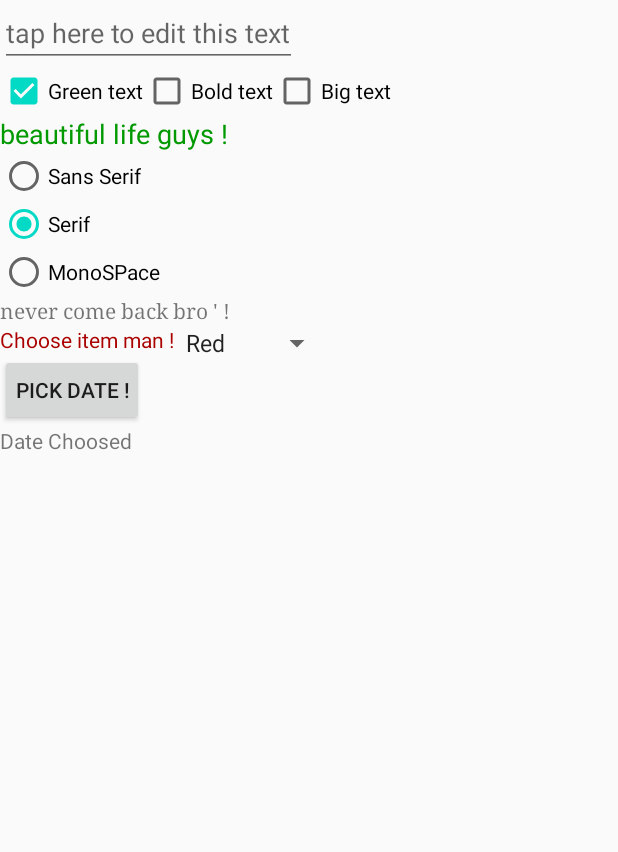
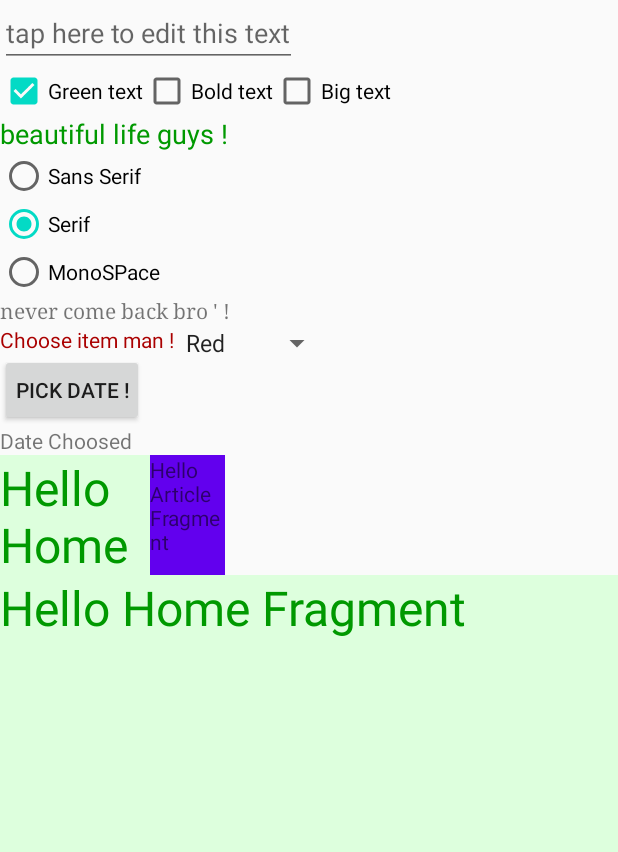
Before and after one commit to fccoul/AndroidReview, an Android app: the screen it shows after launch (ActivityComponentUI), on a phone screen of 412 x 824 dp, the part 384-1236 px from its top. Run offline under Robolectric (Android 15) with nearby library versions, the phone set to English and light mode, and no system bars.

Commit message:
les fragments discovery

```diff
--- a/MyApplicationeBooksSyncFusion/app/src/main/java/com/example/myapplicationebookssyncfusion/ActivityComponentUI.java
+++ b/MyApplicationeBooksSyncFusion/app/src/main/java/com/example/myapplicationebookssyncfusion/ActivityComponentUI.java
@@ -1,17 +1,24 @@
 package com.example.myapplicationebookssyncfusion;
 
+import androidx.annotation.NonNull;
 import androidx.appcompat.app.AppCompatActivity;
+import androidx.fragment.app.Fragment;
+import androidx.fragment.app.FragmentManager;
+import androidx.fragment.app.FragmentPagerAdapter;
+import androidx.viewpager.widget.ViewPager;
 
-import android.annotation.SuppressLint;
+import android.app.ActionBar;
+import android.app.FragmentTransaction;
 import android.content.res.Resources;
+import android.drm.DrmStore;
 import android.graphics.Color;
 import android.graphics.Typeface;
 import android.graphics.drawable.Drawable;
 import android.os.Bundle;
-import android.provider.MediaStore;
 import android.util.Log;
 import android.util.TypedValue;
 import android.view.KeyEvent;
+import android.view.Menu;
 import android.view.View;
 import android.view.inputmethod.EditorInfo;
 import android.widget.AdapterView;
@@ -23,6 +30,7 @@ import android.widget.ImageView;
 import android.widget.RadioButton;
 import android.widget.RadioGroup;
 import android.widget.Spinner;
+import android.widget.TableLayout;
 import android.widget.TextView;
 
 import java.util.ArrayList;
@@ -89,6 +97,35 @@ img.setImageDrawable((srcImg));
         serif.setChecked(true);
         rdButtonClicked(null);
 
+
+        SimplePagerAdapter sPa=new SimplePagerAdapter(getSupportFragmentManager());
+        final ViewPager vPager=(ViewPager)findViewById(R.id.vmFrgPager);
+        vPager.setAdapter(sPa);
+
+        //final ViewPager vPagerTab=(ViewPager)findViewById(R.id.vmFrgPagerTab);
+        //vPagerTab.setAdapter(sPa);
+/*
+        final ActionBar actionBar= getActionBar();
+        actionBar.setNavigationMode(ActionBar.NAVIGATION_MODE_TABS);
+        ActionBar.TabListener tablistener=new ActionBar.TabListener() {
+            @Override
+            public void onTabSelected(ActionBar.Tab tab, FragmentTransaction ft) {
+                vPager.setCurrentItem(tab.getPosition());
+            }
+
+            @Override
+            public void onTabUnselected(ActionBar.Tab tab, FragmentTransaction ft) {
+
+            }
+
+            @Override
+            public void onTabReselected(ActionBar.Tab tab, FragmentTransaction ft) {
+
+            }
+        };
+        actionBar.addTab(actionBar.newTab().setText("Home").setTabListener(tablistener));
+        actionBar.addTab(actionBar.newTab().setText("Articles").setTabListener(tablistener));
+*/
     }
 
     private void synchronizeTxtVw() {
@@ -161,6 +198,7 @@ img.setImageDrawable((srcImg));
         switch(setColor)
         {
             case "Red":hexColor="#FFAA0000";
+                Log.d(TAG,"Color red chosen !");
                 break;
             case "Blue":hexColor="#FF0000AA";
                 break;
@@ -224,5 +262,41 @@ img.setImageDrawable((srcImg));
         tv.setTypeface(Typeface.create(typeface,Typeface.NORMAL));
 
         //grp.clearCheck();
+
+
     }
+
+ public static class SimplePagerAdapter extends FragmentPagerAdapter
+ {
+
+     public SimplePagerAdapter(@NonNull FragmentManager fm) {
+         super(fm);
+     }
+
+     @NonNull
+     @Override
+     public Fragment getItem(int position) {
+         Log.d(TAG,"Log getItem !");
+         switch (position)
+         {
+             case 0: Log.d(TAG,"HomeFragment Switched !");
+                 return new HomeFragment();
+             case 1: return new ArtcileFragment();
+             default:return  null;
+         }
+
+     }
+
+     @Override
+     public int getCount() {
+         return 2; //nbre page to display
+     }
+ }
+
+ public boolean onCreateOptionsMenu(Menu menu)
+ {
+     //inflate the menu; this adds items to the action bar if it is present.
+     //getMenuInflater().inflate(R.menu.main,menu);
+     return  true;
+ }
 }
--- /dev/null
+++ b/MyApplicationeBooksSyncFusion/app/src/main/java/com/example/myapplicationebookssyncfusion/ArtcileFragment.java
@@ -0,0 +1,64 @@
+package com.example.myapplicationebookssyncfusion;
+
+import android.os.Bundle;
+
+import androidx.fragment.app.Fragment;
+
+import android.view.LayoutInflater;
+import android.view.View;
+import android.view.ViewGroup;
+
+
+/**
+ * A simple {@link Fragment} subclass.
+ * Use the {@link ArtcileFragment#newInstance} factory method to
+ * create an instance of this fragment.
+ */
+public class ArtcileFragment extends Fragment {
+    // TODO: Rename parameter arguments, choose names that match
+    // the fragment initialization parameters, e.g. ARG_ITEM_NUMBER
+    private static final String ARG_PARAM1 = "param1";
+    private static final String ARG_PARAM2 = "param2";
+
+    // TODO: Rename and change types of parameters
+    private String mParam1;
+    private String mParam2;
+
+    public ArtcileFragment() {
+        // Required empty public constructor
+    }
+
+    /**
+     * Use this factory method to create a new instance of
+     * this fragment using the provided parameters.
+     *
+     * @param param1 Parameter 1.
+     * @param param2 Parameter 2.
+     * @return A new instance of fragment ArtcileFragment.
+     */
+    // TODO: Rename and change types and number of parameters
+    public static ArtcileFragment newInstance(String param1, String param2) {
+        ArtcileFragment fragment = new ArtcileFragment();
+        Bundle args = new Bundle();
+        args.putString(ARG_PARAM1, param1);
+        args.putString(ARG_PARAM2, param2);
+        fragment.setArguments(args);
+        return fragment;
+    }
+
+    @Override
+    public void onCreate(Bundle savedInstanceState) {
+        super.onCreate(savedInstanceState);
+        if (getArguments() != null) {
+            mParam1 = getArguments().getString(ARG_PARAM1);
+            mParam2 = getArguments().getString(ARG_PARAM2);
+        }
+    }
+
+    @Override
+    public View onCreateView(LayoutInflater inflater, ViewGroup container,
+                             Bundle savedInstanceState) {
+        // Inflate the layout for this fragment
+        return inflater.inflate(R.layout.fragment_artcile, container, false);
+    }
+}
--- /dev/null
+++ b/MyApplicationeBooksSyncFusion/app/src/main/java/com/example/myapplicationebookssyncfusion/HomeFragment.java
@@ -0,0 +1,64 @@
+package com.example.myapplicationebookssyncfusion;
+
+import android.os.Bundle;
+
+import androidx.fragment.app.Fragment;
+
+import android.view.LayoutInflater;
+import android.view.View;
+import android.view.ViewGroup;
+
+
+/**
+ * A simple {@link Fragment} subclass.
+ * Use the {@link HomeFragment#newInstance} factory method to
+ * create an instance of this fragment.
+ */
+public class HomeFragment extends Fragment {
+    // TODO: Rename parameter arguments, choose names that match
+    // the fragment initialization parameters, e.g. ARG_ITEM_NUMBER
+    private static final String ARG_PARAM1 = "param1";
+    private static final String ARG_PARAM2 = "param2";
+
+    // TODO: Rename and change types of parameters
+    private String mParam1;
+    private String mParam2;
+
+    public HomeFragment() {
+        // Required empty public constructor
+    }
+
+    /**
+     * Use this factory method to create a new instance of
+     * this fragment using the provided parameters.
+     *
+     * @param param1 Parameter 1.
+     * @param param2 Parameter 2.
+     * @return A new instance of fragment HomeFragment.
+     */
+    // TODO: Rename and change types and number of parameters
+    public static HomeFragment newInstance(String param1, String param2) {
+        HomeFragment fragment = new HomeFragment();
+        Bundle args = new Bundle();
+        args.putString(ARG_PARAM1, param1);
+        args.putString(ARG_PARAM2, param2);
+        fragment.setArguments(args);
+        return fragment;
+    }
+
+    @Override
+    public void onCreate(Bundle savedInstanceState) {
+        super.onCreate(savedInstanceState);
+        if (getArguments() != null) {
+            mParam1 = getArguments().getString(ARG_PARAM1);
+            mParam2 = getArguments().getString(ARG_PARAM2);
+        }
+    }
+
+    @Override
+    public View onCreateView(LayoutInflater inflater, ViewGroup container,
+                             Bundle savedInstanceState) {
+        // Inflate the layout for this fragment
+        return inflater.inflate(R.layout.fragment_home, container, false);
+    }
+}
--- a/MyApplicationeBooksSyncFusion/app/src/main/java/com/example/myapplicationebookssyncfusion/PickerActivity.java
+++ b/MyApplicationeBooksSyncFusion/app/src/main/java/com/example/myapplicationebookssyncfusion/PickerActivity.java
@@ -23,10 +23,14 @@ public class PickerActivity extends FragmentActivity implements DatePickerDialog
         String message=String.format("Selected Date : %d %d %d",month+1,dayOfMonth,year);
         txt.setText(message);
     }
-
     public void showDatePickerDialog(View view)
     {
         DialogFragment picker=new DatePickerFragment();
         picker.show(getSupportFragmentManager(),"datePicker");
+
+
     }
+
+
+
 }
--- a/MyApplicationeBooksSyncFusion/app/src/main/res/layout/activity_component_u_i.xml
+++ b/MyApplicationeBooksSyncFusion/app/src/main/res/layout/activity_component_u_i.xml
@@ -171,6 +171,38 @@ android:orientation="vertical"
         app:layout_constraintTop_toBottomOf="@id/btnDate"
         tools:ignore="MissingConstraints" />
 
+    <fragment
+        android:name="com.example.myapplicationebookssyncfusion.HomeFragment"
+        android:layout_width="100dp"
+        android:layout_height="80dp"
+        app:layout_constraintTop_toBottomOf="@id/pickerText"
+        android:id="@+id/HomeFragment"
+        tools:ignore="MissingConstraints" />
 
 
+    <fragment
+        android:name="com.example.myapplicationebookssyncfusion.ArtcileFragment"
+        android:layout_width="50dp"
+        android:layout_height="80dp"
+        app:layout_constraintLeft_toRightOf="@id/HomeFragment"
+        app:layout_constraintTop_toBottomOf="@id/pickerText"
+        android:id="@+id/ArticleFragment"
+        tools:ignore="MissingConstraints" />
+
+
+    <androidx.viewpager.widget.ViewPager
+        android:layout_width="wrap_content"
+        android:layout_height="wrap_content"
+        app:layout_constraintTop_toBottomOf="@id/HomeFragment"
+        android:id="@+id/vmFrgPager"
+        tools:ignore="MissingConstraints" />
+
+<!--
+    <androidx.viewpager.widget.ViewPager
+        android:layout_width="wrap_content"
+        android:layout_height="wrap_content"
+android:id="@+id/vmFrgPagerTab"
+        app:layout_constraintTop_toBottomOf="@id/vmFrgPager"
+        tools:ignore="MissingConstraints" />-->
+
 </androidx.constraintlayout.widget.ConstraintLayout>
--- /dev/null
+++ b/MyApplicationeBooksSyncFusion/app/src/main/res/layout/fragment_artcile.xml
@@ -0,0 +1,16 @@
+<?xml version="1.0" encoding="utf-8"?>
+<RelativeLayout xmlns:android="http://schemas.android.com/apk/res/android"
+    xmlns:tools="http://schemas.android.com/tools"
+    android:layout_width="match_parent"
+    android:layout_height="match_parent"
+    android:background="@color/colorPrimary"
+    tools:context=".ArtcileFragment">
+
+    <!-- TODO: Update blank fragment layout -->
+    <TextView
+        android:layout_width="match_parent"
+        android:layout_height="match_parent"
+        android:text="Hello Article Fragment"
+        android:id="@+id/ArticleFragment"/>
+
+</RelativeLayout>
--- /dev/null
+++ b/MyApplicationeBooksSyncFusion/app/src/main/res/layout/fragment_home.xml
@@ -0,0 +1,17 @@
+<?xml version="1.0" encoding="utf-8"?>
+<RelativeLayout xmlns:android="http://schemas.android.com/apk/res/android"
+    xmlns:tools="http://schemas.android.com/tools"
+    android:layout_width="match_parent"
+    android:layout_height="match_parent"
+    android:background="#FFDDFFDD"
+    tools:context=".HomeFragment">
+
+    <!-- TODO: Update blank fragment layout -->
+    <TextView
+        android:layout_width="match_parent"
+        android:layout_height="match_parent"
+        android:textColor="#FF009900"
+        android:textSize="32sp"
+        android:text="Hello Home Fragment" />
+
+</RelativeLayout>
--- a/MyApplicationeBooksSyncFusion/app/src/main/res/values/strings.xml
+++ b/MyApplicationeBooksSyncFusion/app/src/main/res/values/strings.xml
@@ -14,4 +14,7 @@
         <item>Green</item>
         <item>Black</item>
     </string-array>
+
+    <!-- TODO: Remove or change this placeholder text -->
+    <string name="hello_blank_fragment">Hello blank fragment</string>
 </resources>
```
Also changed, not shown: MyApplicationeBooksSyncFusion/app/build.gradle (+9 -0 lines), MyApplicationeBooksSyncFusion/app/src/main/AndroidManifest.xml (+8 -1 lines), MyApplicationeBooksSyncFusion/app/src/main/java/com/example/myapplicationebookssyncfusion/ActivityMenuTab.java (added, +38 -0 lines), MyApplicationeBooksSyncFusion/app/src/main/java/com/example/myapplicationebookssyncfusion/DatePickerFragment.java (+6 -1 lines), MyApplicationeBooksSyncFusion/app/src/main/java/com/example/myapplicationebookssyncfusion/PageAdapter.java (added, +40 -0 lines), MyApplicationeBooksSyncFusion/app/src/main/java/com/example/myapplicationebookssyncfusion/PageFragment.java (added, +62 -0 lines), MyApplicationeBooksSyncFusion/app/src/main/res/layout/activity_menu_swipe.xml (added, +19 -0 lines), MyApplicationeBooksSyncFusion/app/src/main/res/layout/activity_menu_tab.xml (added, +23 -0 lines), MyApplicationeBooksSyncFusion/app/src/main/res/layout/layout_swipping_tab.xml (added, +23 -0 lines), MyApplicationeBooksSyncFusion/app/src/main/res/values/colors.xml (+8 -0 lines), 2 other files.
